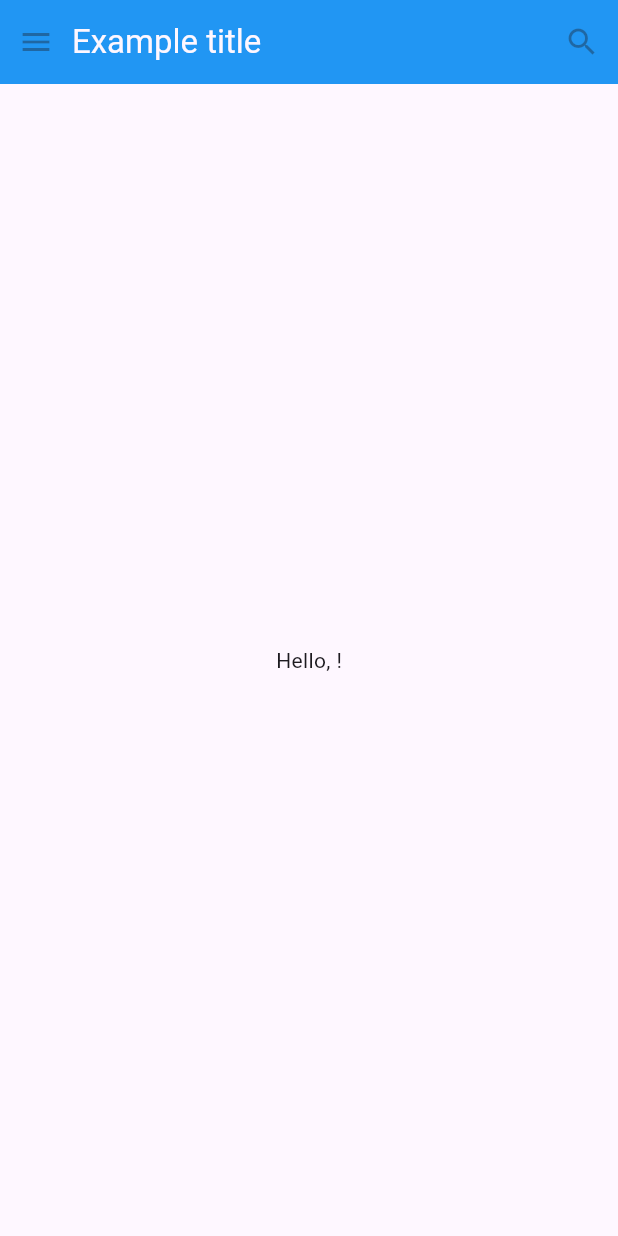
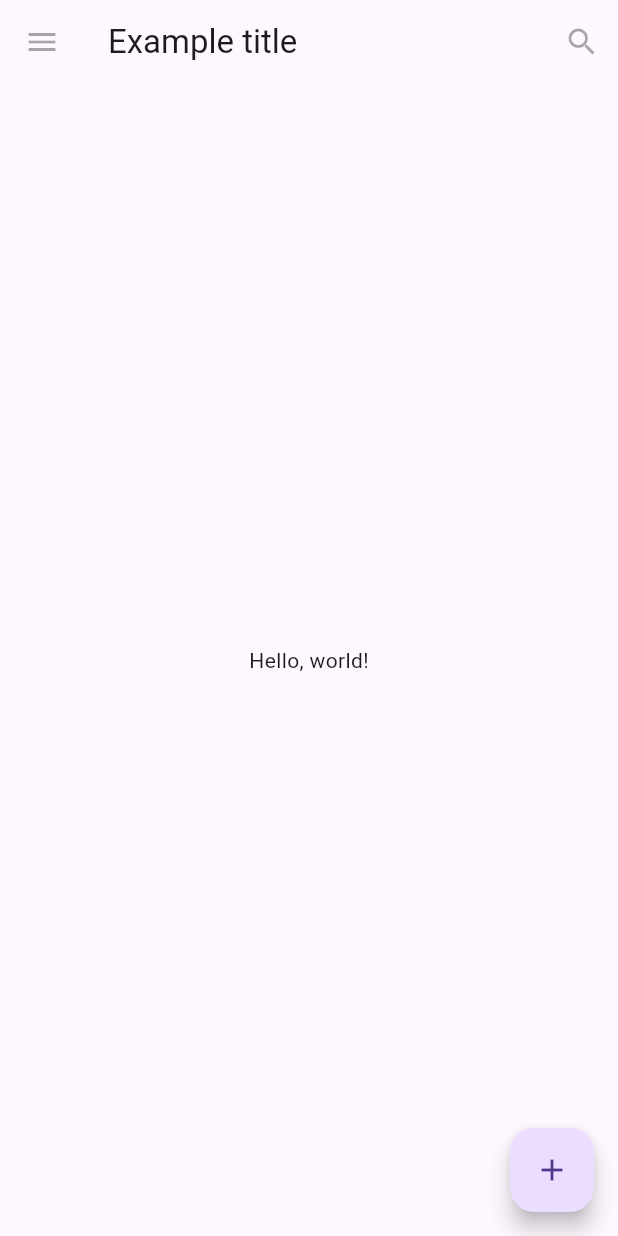
Before and after one commit to labFish00/flutterPractice, a Flutter app: the screen it shows after launch, on a phone screen of 412 x 824 dp. Run offline on Flutter 3.47's test engine with Material 3 defaults, Android fonts, the phone set to English and light mode, and no system bars.

Commit message:
feat: マテリアルコンポーネントの使用まで

```diff
--- a/ui/lib/main.dart
+++ b/ui/lib/main.dart
@@ -1,66 +1,46 @@
 import 'package:flutter/material.dart';
 
-class MyAppBar extends StatelessWidget {
-  const MyAppBar({required this.title, super.key});
+void main() {
+  runApp(
+    const MaterialApp(
+      title: 'Flutter Tutorial',
+      home: TutorialHome(),
+    ),
+  );
+}
 
-  final Widget title;
+class TutorialHome extends StatelessWidget {
+  const TutorialHome({super.key});
 
   @override
   Widget build(BuildContext context) {
-    return Container(
-      height: 56,
-      padding: const EdgeInsets.symmetric(horizontal: 0),
-      decoration: BoxDecoration(color: Colors.blue[500]),
-      child: Row(
-        children: [
-          const IconButton(
+    // Scaffold is a layout for
+    // the major Material Components.
+    return Scaffold(
+      appBar: AppBar(
+        leading: const IconButton(
+          icon: Icon(Icons.menu),
+          tooltip: 'Navigation menu',
+          onPressed: null,
+        ),
+        title: const Text('Example title'),
+        actions: const [
+          IconButton(
+            icon: Icon(Icons.search),
+            tooltip: 'Search',
             onPressed: null,
-            icon: Icon(Icons.menu),
-            tooltip: "Navigation menu",
           ),
-          Expanded(
-            child: title,
-          ),
-          const IconButton(
-            onPressed: null,
-            icon: Icon(Icons.search),
-            tooltip: "Search",
-          )
         ],
+      ),
+      // body is the majority of the screen.
+      body: const Center(
+        child: Text('Hello, world!'),
+      ),
+      floatingActionButton: const FloatingActionButton(
+        tooltip: 'Add', // used by assistive technologies
+        onPressed: null,
+        child: Icon(Icons.add),
       ),
     );
   }
 }
-
-class MyScaffold extends StatelessWidget {
-  const MyScaffold({super.key});
-
-  @override
-  Widget build(BuildContext context) {
-    return Material(
-      child: Column(
-        children: [
-          MyAppBar(
-            title: Text(
-              "Example title",
-              style: Theme.of(context).primaryTextTheme.titleLarge,
-            ),
-          ),
-          const Expanded(
-            child: Center(
-              child: Text("Hello, !"),
-            ),
-          )
-        ],
-      ),
-    );
-  }
-}
-
-void main() {
-  runApp(const MaterialApp(
-      title: "My app",
-      home: SafeArea(
-        child: MyScaffold(),
-      )));
-}
```
